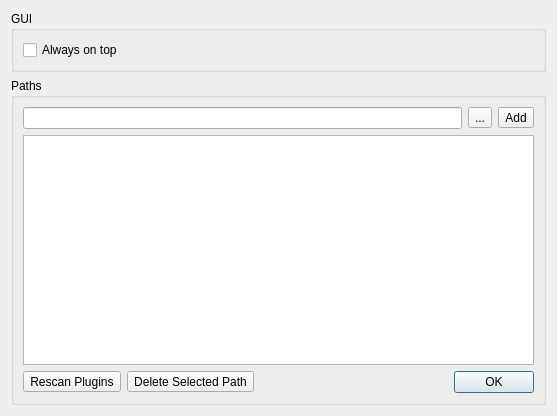
Qt form Qt/qt4_vst_paths_widget.ui (kmatheussen/radium) before a commit.
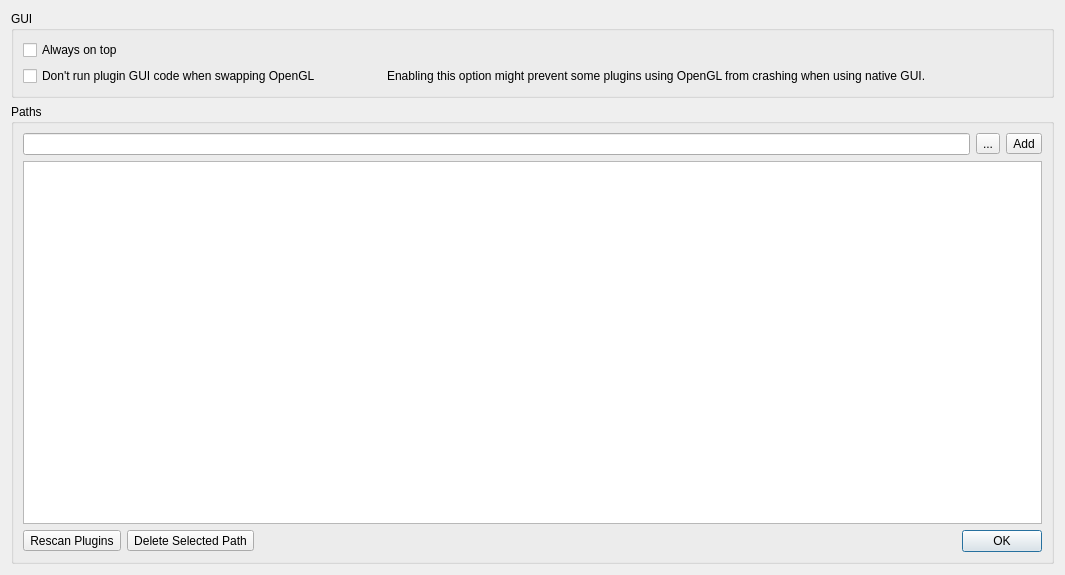
The same form after that commit.

Commit message: Some preferences gui adjustments

```diff
--- a/Qt/qt4_vst_paths_widget.ui
+++ b/Qt/qt4_vst_paths_widget.ui
@@ -6,8 +6,8 @@
    <rect>
     <x>0</x>
     <y>0</y>
-    <width>557</width>
-    <height>416</height>
+    <width>1065</width>
+    <height>575</height>
    </rect>
   </property>
   <property name="sizePolicy">
@@ -20,6 +20,66 @@
    <string>Form</string>
   </property>
   <layout class="QGridLayout" name="gridLayout">
+   <item row="0" column="0">
+    <widget class="QGroupBox" name="groupBox_2">
+     <property name="title">
+      <string>GUI</string>
+     </property>
+     <layout class="QGridLayout" name="gridLayout_2">
+      <item row="1" column="0">
+       <widget class="QCheckBox" name="lock_juce_when_swapping_onoff">
+        <property name="text">
+         <string>Don't run plugin GUI code when swapping OpenGL</string>
+        </property>
+       </widget>
+      </item>
+      <item row="0" column="0">
+       <widget class="QCheckBox" name="always_on_top">
+        <property name="text">
+         <string>Always on top</string>
+        </property>
+       </widget>
+      </item>
+      <item row="1" column="1">
+       <spacer name="horizontalSpacer_2">
+        <property name="orientation">
+         <enum>Qt::Horizontal</enum>
+        </property>
+        <property name="sizeType">
+         <enum>QSizePolicy::Fixed</enum>
+        </property>
+        <property name="sizeHint" stdset="0">
+         <size>
+          <width>60</width>
+          <height>20</height>
+         </size>
+        </property>
+       </spacer>
+      </item>
+      <item row="1" column="2">
+       <widget class="QLabel" name="label_12">
+        <property name="text">
+         <string>&lt;html&gt;&lt;head/&gt;&lt;body&gt;&lt;p&gt;&lt;span style=&quot; color:#000000;&quot;&gt;Enabling this option might prevent some plugins using OpenGL from crashing when using native GUI.
+&lt;/span&gt;&lt;/p&gt;&lt;/body&gt;&lt;/html&gt;</string>
+        </property>
+       </widget>
+      </item>
+      <item row="1" column="3">
+       <spacer name="horizontalSpacer_3">
+        <property name="orientation">
+         <enum>Qt::Horizontal</enum>
+        </property>
+        <property name="sizeHint" stdset="0">
+         <size>
+          <width>40</width>
+          <height>20</height>
+         </size>
+        </property>
+       </spacer>
+      </item>
+     </layout>
+    </widget>
+   </item>
    <item row="1" column="0">
     <widget class="QGroupBox" name="groupBox">
      <property name="title">
@@ -94,22 +154,6 @@
      </layout>
     </widget>
    </item>
-   <item row="0" column="0">
-    <widget class="QGroupBox" name="groupBox_2">
-     <property name="title">
-      <string>GUI</string>
-     </property>
-     <layout class="QVBoxLayout" name="verticalLayout_2">
-      <item>
-       <widget class="QCheckBox" name="always_on_top">
-        <property name="text">
-         <string>Always on top</string>
-        </property>
-       </widget>
-      </item>
-     </layout>
-    </widget>
-   </item>
   </layout>
  </widget>
  <resources/>
```
The commit also changes 4 other files.
